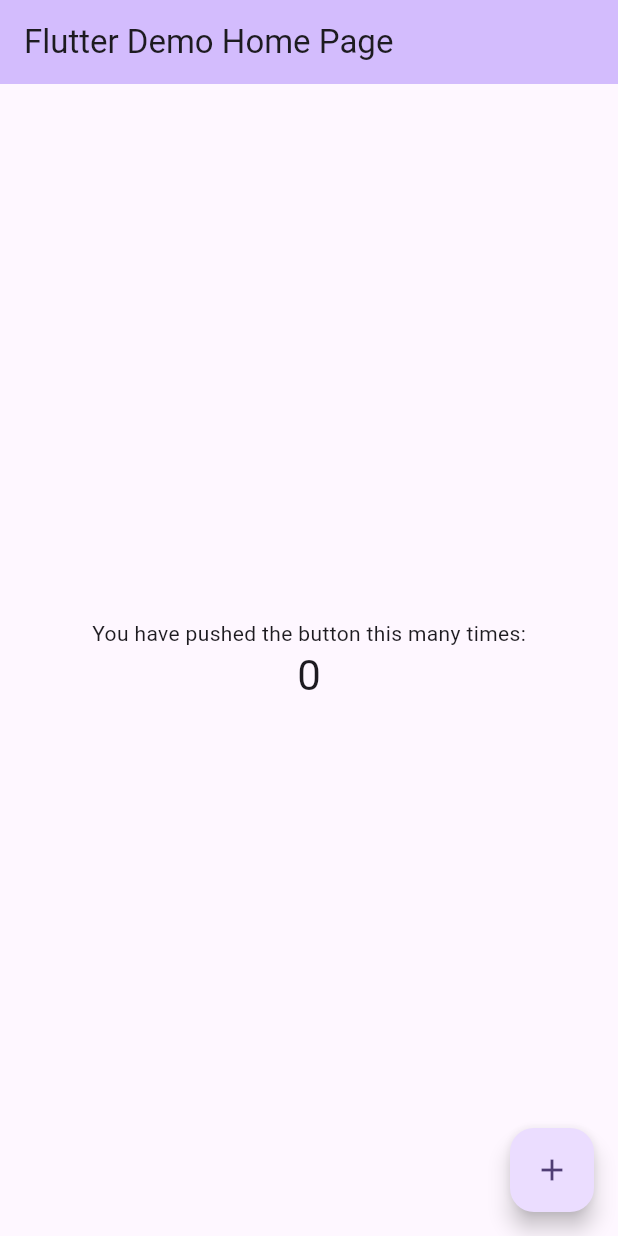
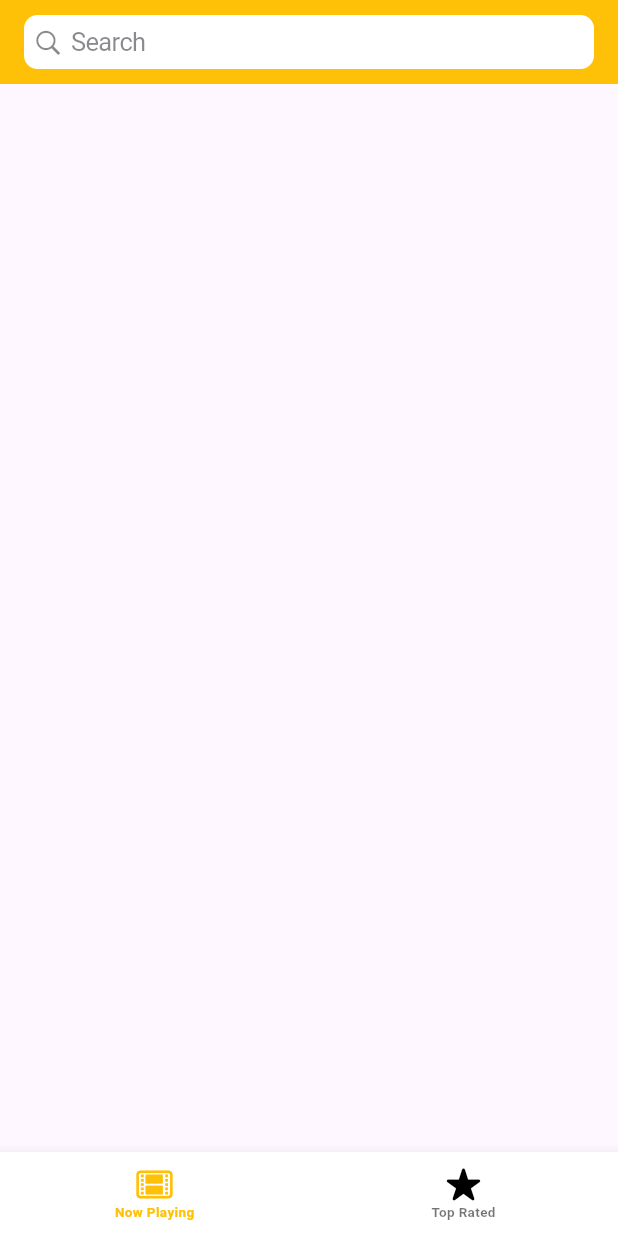
Before and after one commit to sanushcj/BrewApps-Task-2, a Flutter app: the screen it shows after launch, on a phone screen of 412 x 824 dp. Run offline on Flutter 3.47's test engine with Material 2 defaults, Android fonts, the light colour scheme and no system bars.

Commit message:
appbar and navbar ui done

```diff
--- /dev/null
+++ b/lib/features/bottombar/mybottomnavbar.dart
@@ -0,0 +1,73 @@
+import 'package:brewapps_task02/features/home/homepage.dart';
+import 'package:flutter/cupertino.dart';
+import 'package:flutter/material.dart';
+
+import '../../theme/mythemes.dart';
+
+class ScreenNavigation extends StatelessWidget {
+  ScreenNavigation({Key? key}) : super(key: key);
+  static ValueNotifier<int> selectedPageIndex = ValueNotifier(0);
+  final _pages = [
+    const MyHomePage(
+      title: '',
+    ),
+  ];
+  @override
+  Widget build(BuildContext context) {
+    TextEditingController searchController = TextEditingController();
+
+    return Scaffold(
+      appBar: AppBar(
+        backgroundColor: Pallete.yellow,
+        title: CupertinoSearchTextField(
+          backgroundColor: Pallete.whiteColor,
+          prefixIcon: const Icon(CupertinoIcons.search),
+          autocorrect: false,
+          controller: searchController,
+          suffixIcon: const Icon(CupertinoIcons.xmark_circle_fill),
+          onSuffixTap: () => searchController.clear(),
+        ),
+      ),
+      backgroundColor: Colors.transparent,
+      bottomNavigationBar: ValueListenableBuilder(
+        valueListenable: ScreenNavigation.selectedPageIndex,
+        builder: (BuildContext context, int updatedIndex, Widget? _) {
+          return BottomNavigationBar(
+              unselectedIconTheme: const IconThemeData(
+                color: Pallete.black,
+              ),
+              selectedIconTheme: const IconThemeData(
+                color: Pallete.yellow,
+              ),
+              selectedLabelStyle: const TextStyle(
+                  color: Pallete.yellow, fontWeight: FontWeight.bold),
+              unselectedLabelStyle: const TextStyle(
+                  color: Pallete.black, fontWeight: FontWeight.bold),
+              selectedItemColor: Pallete.yellow,
+              backgroundColor: Pallete.whiteColor,
+              selectedFontSize: 9,
+              unselectedFontSize: 9,
+              currentIndex: updatedIndex,
+              onTap: ((newIndex) {
+                ScreenNavigation.selectedPageIndex.value = newIndex;
+              }),
+              type: BottomNavigationBarType.fixed,
+              items: const [
+                BottomNavigationBarItem(
+                    icon: Icon(CupertinoIcons.film_fill), label: 'Now Playing'),
+                BottomNavigationBarItem(
+                    icon: Icon(CupertinoIcons.star_fill), label: 'Top Rated'),
+              ]);
+        },
+      ),
+      body: SafeArea(
+        child: ValueListenableBuilder(
+          valueListenable: selectedPageIndex,
+          builder: (BuildContext context, int updatedIndex, Widget? _) {
+            return _pages[updatedIndex];
+          },
+        ),
+      ),
+    );
+  }
+}
--- /dev/null
+++ b/lib/features/home/homepage.dart
@@ -0,0 +1,10 @@
+import 'package:flutter/material.dart';
+
+class MyHomePage extends StatelessWidget {
+  const MyHomePage({super.key, required String title});
+
+  @override
+  Widget build(BuildContext context) {
+    return Scaffold();
+  }
+}
--- a/lib/main.dart
+++ b/lib/main.dart
@@ -1,4 +1,6 @@
+import 'package:brewapps_task02/features/bottombar/mybottomnavbar.dart';
 import 'package:flutter/material.dart';
+import 'features/home/homepage.dart';
 
 void main() {
   runApp(const MyApp());
@@ -11,115 +13,13 @@ class MyApp extends StatelessWidget {
   @override
   Widget build(BuildContext context) {
     return MaterialApp(
+      debugShowCheckedModeBanner: false,
       title: 'Flutter Demo',
       theme: ThemeData(
-        // This is the theme of your application.
-        //
-        // TRY THIS: Try running your application with "flutter run". You'll see
-        // the application has a blue toolbar. Then, without quitting the app,
-        // try changing the seedColor in the colorScheme below to Colors.green
-        // and then invoke "hot reload" (save your changes or press the "hot
-        // reload" button in a Flutter-supported IDE, or press "r" if you used
-        // the command line to start the app).
-        //
-        // Notice that the counter didn't reset back to zero; the application
-        // state is not lost during the reload. To reset the state, use hot
-        // restart instead.
-        //
-        // This works for code too, not just values: Most code changes can be
-        // tested with just a hot reload.
         colorScheme: ColorScheme.fromSeed(seedColor: Colors.deepPurple),
         useMaterial3: true,
       ),
-      home: const MyHomePage(title: 'Flutter Demo Home Page'),
+      home: ScreenNavigation(),
     );
   }
 }
-
-class MyHomePage extends StatefulWidget {
-  const MyHomePage({super.key, required this.title});
-
-  // This widget is the home page of your application. It is stateful, meaning
-  // that it has a State object (defined below) that contains fields that affect
-  // how it looks.
-
-  // This class is the configuration for the state. It holds the values (in this
-  // case the title) provided by the parent (in this case the App widget) and
-  // used by the build method of the State. Fields in a Widget subclass are
-  // always marked "final".
-
-  final String title;
-
-  @override
-  State<MyHomePage> createState() => _MyHomePageState();
-}
-
-class _MyHomePageState extends State<MyHomePage> {
-  int _counter = 0;
-
-  void _incrementCounter() {
-    setState(() {
-      // This call to setState tells the Flutter framework that something has
-      // changed in this State, which causes it to rerun the build method below
-      // so that the display can reflect the updated values. If we changed
-      // _counter without calling setState(), then the build method would not be
-      // called again, and so nothing would appear to happen.
-      _counter++;
-    });
-  }
-
-  @override
-  Widget build(BuildContext context) {
-    // This method is rerun every time setState is called, for instance as done
-    // by the _incrementCounter method above.
-    //
-    // The Flutter framework has been optimized to make rerunning build methods
-    // fast, so that you can just rebuild anything that needs updating rather
-    // than having to individually change instances of widgets.
-    return Scaffold(
-      appBar: AppBar(
-        // TRY THIS: Try changing the color here to a specific color (to
-        // Colors.amber, perhaps?) and trigger a hot reload to see the AppBar
-        // change color while the other colors stay the same.
-        backgroundColor: Theme.of(context).colorScheme.inversePrimary,
-        // Here we take the value from the MyHomePage object that was created by
-        // the App.build method, and use it to set our appbar title.
-        title: Text(widget.title),
-      ),
-      body: Center(
-        // Center is a layout widget. It takes a single child and positions it
-        // in the middle of the parent.
-        child: Column(
-          // Column is also a layout widget. It takes a list of children and
-          // arranges them vertically. By default, it sizes itself to fit its
-          // children horizontally, and tries to be as tall as its parent.
-          //
-          // Column has various properties to control how it sizes itself and
-          // how it positions its children. Here we use mainAxisAlignment to
-          // center the children vertically; the main axis here is the vertical
-          // axis because Columns are vertical (the cross axis would be
-          // horizontal).
-          //
-          // TRY THIS: Invoke "debug painting" (choose the "Toggle Debug Paint"
-          // action in the IDE, or press "p" in the console), to see the
-          // wireframe for each widget.
-          mainAxisAlignment: MainAxisAlignment.center,
-          children: <Widget>[
-            const Text(
-              'You have pushed the button this many times:',
-            ),
-            Text(
-              '$_counter',
-              style: Theme.of(context).textTheme.headlineMedium,
-            ),
-          ],
-        ),
-      ),
-      floatingActionButton: FloatingActionButton(
-        onPressed: _incrementCounter,
-        tooltip: 'Increment',
-        child: const Icon(Icons.add),
-      ), // This trailing comma makes auto-formatting nicer for build methods.
-    );
-  }
-}
--- /dev/null
+++ b/lib/theme/mythemes.dart
@@ -0,0 +1,14 @@
+import 'package:flutter/material.dart';
+
+class Pallete {
+  // COLORS
+  static const Color yellow = Colors.amber;
+  static const Color lightpurple = Color.fromARGB(255, 184, 75, 203);
+  static const Color lightbluee = Color.fromARGB(255, 75, 75, 203);
+  static const Color whiteColor = Colors.white;
+  static const Color roseColor = Colors.pink;
+  static const Color black = Colors.black;
+  static const Color orange = Colors.orange;
+  static const Color greyColor = Colors.grey;
+  static const Color redColor = Color.fromRGBO(255, 0, 0, 1);
+}
```
Also changed, not shown: lib/features/home/widgets/homewid.dart (added), lib/features/top_rated/top_rated_page.dart (added), lib/model/tmdbmodel.dart (added).
